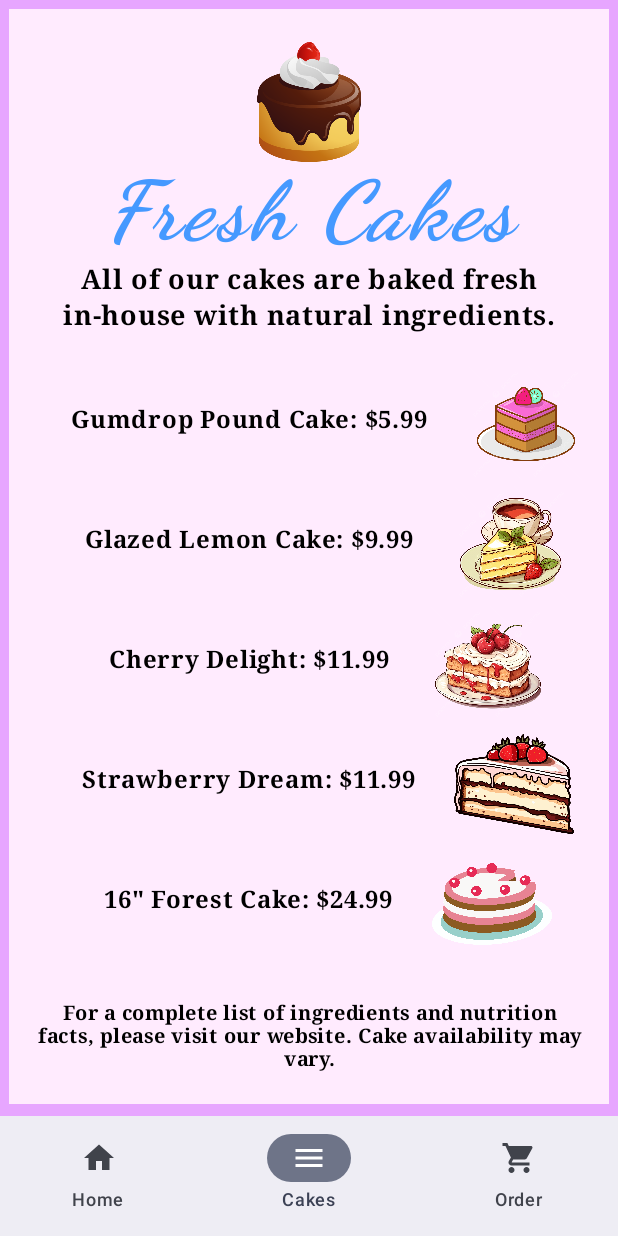
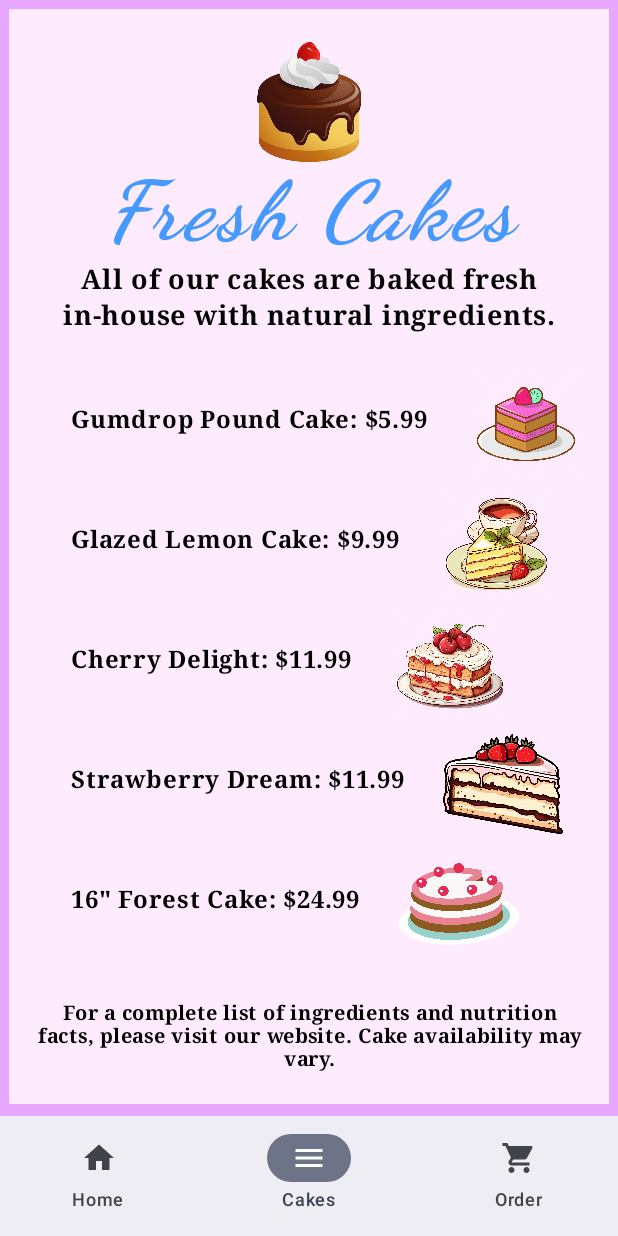
Before and after one commit to cookscamuel/Kotlin-Work, an Android app built with Jetpack Compose: the screen it shows after launch (MainActivity), item 2 of the bottom bar chosen, on a phone screen of 412 x 824 dp. Run offline under Robolectric (Android 15) with nearby library versions, the phone set to English and light mode, and no system bars.

Commit message:
Finished Cake App.

```diff
--- a/CakeApp/app/src/main/java/com/example/cakeapp/CakeAppNavigation.kt
+++ b/CakeApp/app/src/main/java/com/example/cakeapp/CakeAppNavigation.kt
@@ -19,6 +19,15 @@ import com.example.cakeapp.page.HomeScreen
 import com.example.cakeapp.page.MenuScreen
 import com.example.cakeapp.page.OrderScreen
 
+/*
+    Author: Samuel Cook
+    Date: October 18, 2024
+    Project: Cake Ordering App
+    Filename: CakeAppNavigation.kt
+    Purpose: File that handles navigating between pages.
+ */
+
+
 @Composable
 fun CakeAppNavigation(modifier: Modifier=Modifier) {
 
@@ -28,9 +37,17 @@ fun CakeAppNavigation(modifier: Modifier=Modifier) {
         NavItem(name = "Order", Icons.Default.ShoppingCart)
     )
     var selectedOption by remember { mutableIntStateOf(value = 0) }
+    // keep track of what the current selected option is. It will be
+    // used to represent what page the user is on in the nav bar
 
     Scaffold(
         modifier.fillMaxSize(),
+        // create a nav bar at the bottom of the screen, and
+        // make three options the user can select based on the
+        // list of nav items above.
+
+        // this will not navigate the user, but it will represent which
+        // option the user has most recently selected.
         bottomBar = {
             NavigationBar {
                 navItemList.forEachIndexed {index, navItem ->
@@ -49,16 +66,27 @@ fun CakeAppNavigation(modifier: Modifier=Modifier) {
         }
     )
     { innerPadding ->
-        DesignScreen(modifier = Modifier.padding(innerPadding), selectedOption)
+        SelectScreen(modifier = Modifier.padding(innerPadding), selectedOption)
+        // call the function to actually navigate the user.
     }
 }
 
 
+// This will redirect the user to a specific page based on which option they selected.
 @Composable
-fun DesignScreen(modifier: Modifier=Modifier,selectedOption:Int) {
+fun SelectScreen(modifier: Modifier=Modifier,selectedOption:Int) {
     when(selectedOption) {
         0->HomeScreen()
         1->MenuScreen()
-        2-> OrderScreen()
+        2->OrderScreen()
     }
 }
+
+/*
+    I chose a nav bar because I felt it is extremely common
+    in mobile apps today. It's also extremely easy to use,
+    especially with one finger or thumb. On top of this, I
+    really like the design and simplicity of a static bar at
+    the bottom that doesn't disappear. The user should have
+    a difficult time getting lost in this app.
+ */
--- a/CakeApp/app/src/main/java/com/example/cakeapp/MainActivity.kt
+++ b/CakeApp/app/src/main/java/com/example/cakeapp/MainActivity.kt
@@ -6,9 +6,7 @@ import androidx.activity.compose.setContent
 import androidx.compose.foundation.layout.fillMaxSize
 import androidx.compose.material3.MaterialTheme
 import androidx.compose.material3.Surface
-import androidx.compose.runtime.Composable
 import androidx.compose.ui.Modifier
-import androidx.compose.ui.tooling.preview.Preview
 import com.example.cakeapp.ui.theme.CakeAppTheme
 
 /*
@@ -29,6 +27,7 @@ class MainActivity : ComponentActivity() {
                     color = MaterialTheme.colorScheme.background
                 ) {
                     CakeAppNavigation()
+                    // This simply calls the rest of the project.
                 }
             }
         }
--- a/CakeApp/app/src/main/java/com/example/cakeapp/NavItem.kt
+++ b/CakeApp/app/src/main/java/com/example/cakeapp/NavItem.kt
@@ -12,6 +12,10 @@ import androidx.compose.ui.graphics.vector.ImageVector
              that will appear on the nav bar.
  */
 
+// This is a data class that makes pairs of names and icons.
+// Objects created from them are displayed as the clickable pieces
+// in the nav bar. For example, Home + (picture of house) would
+// be an object
 data class NavItem (
 
     val name : String,
--- a/CakeApp/app/src/main/java/com/example/cakeapp/page/AppScreens.kt
+++ b/CakeApp/app/src/main/java/com/example/cakeapp/page/AppScreens.kt
@@ -1,18 +1,14 @@
 package com.example.cakeapp.page
 
-import android.view.Menu
 import androidx.compose.foundation.Image
 import androidx.compose.foundation.background
 import androidx.compose.foundation.layout.*
 import androidx.compose.material3.Button
-import androidx.compose.material3.MaterialTheme
 import androidx.compose.material3.OutlinedTextField
 import androidx.compose.material3.Text
-import androidx.compose.material3.TextField
 import androidx.compose.ui.Modifier
 import androidx.compose.runtime.Composable
 import androidx.compose.runtime.getValue
-import androidx.compose.runtime.mutableIntStateOf
 import androidx.compose.runtime.mutableStateOf
 import androidx.compose.runtime.remember
 import androidx.compose.runtime.setValue
@@ -23,19 +19,58 @@ import androidx.compose.ui.text.font.FontFamily
 import androidx.compose.ui.text.font.FontStyle
 import androidx.compose.ui.text.font.FontWeight
 import androidx.compose.ui.text.style.TextAlign
-import androidx.compose.ui.tooling.preview.Preview
 import androidx.compose.ui.unit.dp
 import androidx.compose.ui.unit.sp
-import com.example.cakeapp.CakeAppNavigation
 import com.example.cakeapp.R
 
+/*
+    Author: Samuel Cook
+    Date: October 18, 2024
+    Project: Cake Ordering App
+    Filename: NavItem.kt
+    Purpose: File that holds composable functions for
+             displaying pages and page elements.
+ */
+
+// this is a hard-coded array of cake descriptions.
+// combined with the array beneath it, this can be
+// used to display cake image and description combinations.
+
+// I took this route rather than making a class to create cake objects
+// as I thought it would be simpler and more in-line with this project.
+val cakeDesc = arrayOf("Gumdrop Pound Cake: $5.99",
+                       "Glazed Lemon Cake: $9.99",
+                       "Cherry Delight: $11.99",
+                       "Strawberry Dream: $11.99",
+                       "16\" Forest Cake: $24.99",)
+
+// This is the array of matching cake images.
+val cakeImg = arrayOf(R.drawable.cake2,
+    R.drawable.cake3, R.drawable.cake7,
+    R.drawable.cake5, R.drawable.cake4)
+
+
+// This function can be used to display any cake in the collection
+// cakes by utilizing the global arrays.
 @Composable
-fun DisplayAllCakes() {
+fun DisplayAllCakes(counter: Int, rotations: Int) {
+    // counter is used to pinpoint the start position
+    // when displaying the cakes.
+    // rotations is used to determine the end position.
+    // You can use this function to display all cakes,
+    // or just one.
+
+    var increment = counter
+    // I had to do this because counter cannot change
+
+    Column {
+        while (increment < rotations) {
+
             Row {
 
                 Text(
 
-            text = "Gumdrop Pound Cake: $5.99",
+                    text = cakeDesc[increment],
                     color = Color.Black,
                     fontSize = 16.sp,
                     textAlign = TextAlign.Justify,
@@ -48,100 +83,28 @@ fun DisplayAllCakes() {
                 Image(
                     modifier = Modifier
                         .size(80.dp),
-            painter = painterResource(id = R.drawable.cake2),
+                    painter = painterResource(id = cakeImg[increment]),
                     contentDescription = "A small cake clip-art."
                 )
             }
-
-    Row {
-
-        Text(
-            text = "Glazed Lemon Cake: $9.99",
-            color = Color.Black,
-            fontSize = 16.sp,
-            textAlign = TextAlign.Justify,
-            fontWeight = FontWeight.ExtraBold,
-            fontFamily = FontFamily.Serif,
-            modifier = Modifier.padding(25.dp)
-
-        )
-
-        Image(
-            modifier = Modifier
-                .size(80.dp),
-            painter = painterResource(id = R.drawable.cake3),
-            contentDescription = "A small cake clip-art."
-        )
-    }
-
-    Row {
-
-        Text(
-            text = "Cherry Delight: $11.99",
-            color = Color.Black,
-            fontSize = 16.sp,
-            textAlign = TextAlign.Justify,
-            fontWeight = FontWeight.ExtraBold,
-            fontFamily = FontFamily.Serif,
-            modifier = Modifier.padding(25.dp)
-
-        )
-
-        Image(
-            modifier = Modifier
-                .size(80.dp),
-            painter = painterResource(id = R.drawable.cake7),
-            contentDescription = "A small cake clip-art."
-        )
-    }
-
-    Row {
-
-        Text(
-            text = "Strawberry Dream: $11.99",
-            color = Color.Black,
-            fontSize = 16.sp,
-            textAlign = TextAlign.Justify,
-            fontWeight = FontWeight.ExtraBold,
-            fontFamily = FontFamily.Serif,
-            modifier = Modifier.padding(25.dp)
-
-        )
-
-        Image(
-            modifier = Modifier
-                .size(80.dp),
-            painter = painterResource(id = R.drawable.cake5),
-            contentDescription = "A small cake clip-art."
-        )
-    }
-
-    Row {
-
-        Text(
-            text = "16\" Forest Cake: $24.99",
-            color = Color.Black,
-            fontSize = 16.sp,
-            textAlign = TextAlign.Justify,
-            fontWeight = FontWeight.ExtraBold,
-            fontFamily = FontFamily.Serif,
-            modifier = Modifier.padding(25.dp)
-
-        )
-
-        Image(
-            modifier = Modifier
-                .size(80.dp),
-            painter = painterResource(id = R.drawable.cake4),
-            contentDescription = "A small cake clip-art."
-        )
+            increment++
+            // it basically will just loop the number of times
+            // the user tells it to and will display a description
+            // and a picture in a row.
         }
     }
 
+}
+
+// This is used to display the home page.
 @Composable
 fun HomeScreen(modifier: Modifier = Modifier) {
 
-    Column (modifier = Modifier
+    // Two columns, one for the outer border color, and one
+    // for the main page background. They are also used to
+    // format the arrangement of the page elements.
+    // These columns are used in every composable.
+    Column (modifier
         .fillMaxSize()
         .background(Color(0xFFe7a6ff))){
         Column(
@@ -153,9 +116,10 @@ fun HomeScreen(modifier: Modifier = Modifier) {
             horizontalAlignment = Alignment.CenterHorizontally
         ) {
 
+            // Text displaying the title
             Text(
                 text = "Baking Me\nCrazy!",
-                modifier = Modifier.padding(8.dp),
+                Modifier.padding(8.dp),
                 fontSize = 55.sp,
                 color = Color(0xFF4599ff),
                 fontWeight = FontWeight.ExtraBold,
@@ -166,7 +130,7 @@ fun HomeScreen(modifier: Modifier = Modifier) {
 
             )
 
-
+            // Image displayed as kind of a logo/decoration
             Image(
                 modifier = Modifier
                     .fillMaxWidth()
@@ -174,6 +138,8 @@ fun HomeScreen(modifier: Modifier = Modifier) {
                 painter = painterResource(id = R.drawable.cake1),
                 contentDescription = "A small cake clip-art."
             )
+
+            //The rest of this function is just text for the home page.
 
             Text(
                 text = "We're so glad you're here!",
@@ -198,18 +164,17 @@ fun HomeScreen(modifier: Modifier = Modifier) {
                 fontWeight = FontWeight.ExtraBold,
                 fontFamily = FontFamily.Serif,
                 modifier = Modifier.padding(25.dp)
-
             )
 
         }
     }
 }
 
-//////////////////////////////////////// MENU SCREEN ////////////////////////////////////////
-
+// This function displays the menu screen.
 @Composable
 fun MenuScreen(modifier: Modifier = Modifier) {
-    Column (modifier = Modifier
+    // Once again, two columns for the background.
+    Column (modifier
         .fillMaxSize()
         .background(Color(0xFFe7a6ff))){
         Column(
@@ -221,6 +186,7 @@ fun MenuScreen(modifier: Modifier = Modifier) {
             horizontalAlignment = Alignment.CenterHorizontally
         ) {
 
+            // This image is just for decoration
             Image(
                 modifier = Modifier
                     .fillMaxWidth()
@@ -229,6 +195,7 @@ fun MenuScreen(modifier: Modifier = Modifier) {
                 contentDescription = "A small cake clip-art."
             )
 
+            // Title for the page
             Text(
                 text = "Fresh Cakes",
                 modifier = Modifier.padding(8.dp, 0.dp, 8.dp, 0.dp),
@@ -242,9 +209,9 @@ fun MenuScreen(modifier: Modifier = Modifier) {
 
             )
 
+            // Decorative text
             Text(
-                text = "All of our cakes are baked fresh in-house with natural ingr" +
-                        "edients.",
+                text = "All of our cakes are baked fresh in-house with natural ingredients.",
                 color = Color.Black,
                 fontSize = 18.sp,
                 textAlign = TextAlign.Center,
@@ -253,10 +220,16 @@ fun MenuScreen(modifier: Modifier = Modifier) {
                 modifier = Modifier.padding(18.dp, 0.dp, 18.dp, 0.dp)
             )
 
+            // simple spacer to add some space in between components
             Spacer(modifier = Modifier.height(20.dp))
 
-            DisplayAllCakes()
+            // this calls the function to display all available cakes,
+            // the values are integers. I used the cakeDesc.size
+            // to make sure I don't go too far and attempt to reach
+            // indexes that do not exist.
+            DisplayAllCakes(0, cakeDesc.size)
 
+            // Extra decorative text.
             Text(
                 text = "For a complete list of ingredients and nutrition facts, please visit our we" +
                         "bsite. Cake availability may vary.",
@@ -267,22 +240,23 @@ fun MenuScreen(modifier: Modifier = Modifier) {
                 fontFamily = FontFamily.Serif,
                 lineHeight = 15.sp,
                 modifier = Modifier.padding(16.dp, 25.dp, 16.dp, 0.dp)
+            )
 
-            )
         }
     }
 }
 
-///////////////////////////////////////// ORDER SCREEN ////////////////////////////////////////
-
-
+// Function that displays the ordering screen
 @Composable
 fun OrderScreen(modifier: Modifier = Modifier) {
 
+    // variables used to keep track of the quantity entered by the user,
+    // and also the quantity currently displayed on the screen.
     var quantity by remember { mutableStateOf("") }
     var displayQuantity by remember { mutableStateOf("") }
 
-    Column (modifier = Modifier
+    // background columns
+    Column (Modifier
         .fillMaxSize()
         .background(Color(0xFFe7a6ff))){
         Column(
@@ -290,12 +264,13 @@ fun OrderScreen(modifier: Modifier = Modifier) {
                 .fillMaxSize()
                 .padding(6.dp, 6.dp, 6.dp, 88.dp)
                 .background(Color(0xFFffebfe)),
-            verticalArrangement = Arrangement.Center,
             horizontalAlignment = Alignment.CenterHorizontally
         ) {
 
-            Row {
+            // A row to arrange the title of the page
+            Row(Modifier.padding(25.dp)) {
 
+                // decorative cake image
                 Image(
                     modifier = Modifier
                         .size(80.dp),
@@ -303,9 +278,10 @@ fun OrderScreen(modifier: Modifier = Modifier) {
                     contentDescription = "A small cake clip-art."
                 )
 
+                // Title for the page
                 Text(
                     text = "Order",
-                modifier = Modifier.padding(8.dp, 0.dp, 8.dp, 0.dp),
+                    Modifier.padding(8.dp, 0.dp, 8.dp, 0.dp),
                     fontSize = 55.sp,
                     color = Color(0xFF4599ff),
                     fontWeight = FontWeight.ExtraBold,
@@ -313,12 +289,12 @@ fun OrderScreen(modifier: Modifier = Modifier) {
                     fontStyle = FontStyle.Italic,
                     textAlign = TextAlign.Center,
                     letterSpacing = 3.sp
-
                 )
 
-
+                // The row places the cake next to the title
             }
 
+            // Subtitle text
             Text(
                 text = "Current Order:",
                 color = Color.Black,
@@ -329,30 +305,13 @@ fun OrderScreen(modifier: Modifier = Modifier) {
                 modifier = Modifier.padding(18.dp, 0.dp, 18.dp, 0.dp)
             )
 
-            Spacer(modifier = Modifier.height(20.dp))
+            // simple spacer for padding.
+            Spacer(modifier = Modifier.height(15.dp))
 
-            Row {
+            // DisplayAllCakes used to display a single cake/description combination.
+            DisplayAllCakes(1, 2)
 
-
-                    Text(
-                        text = "Glazed Lemon Cake\n$9.99 each",
-                        color = Color.Black,
-                        fontSize = 16.sp,
-                        textAlign = TextAlign.Justify,
-                        fontWeight = FontWeight.ExtraBold,
-                        fontFamily = FontFamily.Serif,
-                        modifier = Modifier.padding(18.dp)
-
-                    )
-
-                Image(
-                    modifier = Modifier
-                        .size(80.dp),
-                    painter = painterResource(id = R.drawable.cake3),
-                    contentDescription = "A small cake clip-art."
-                )
-            }
-
+            // prompt the user to enter a quantity
             Text(
                 text = "Please enter your desired quantity:",
                 color = Color.Black,
@@ -361,15 +320,14 @@ fun OrderScreen(modifier: Modifier = Modifier) {
                 fontWeight = FontWeight.ExtraBold,
                 fontFamily = FontFamily.Serif,
                 lineHeight = 15.sp,
-                modifier = Modifier.padding(16.dp, 25.dp, 16.dp, 0.dp)
-
+                modifier = Modifier.padding(16.dp, 10.dp, 16.dp, 10.dp)
             )
 
+            // textfield to allow for user input.
             OutlinedTextField(
                 value = quantity,
                 onValueChange = { quantity = it },
                 label = { Text("quantity",
-                    modifier = Modifier,
                     color = Color.Black,
                     fontFamily = FontFamily.Serif,
                     textAlign = TextAlign.Center) },
@@ -377,20 +335,20 @@ fun OrderScreen(modifier: Modifier = Modifier) {
                     .width(110.dp)
             )
 
-
+            // button to submit the desired quantity.
             Button(onClick = {
-            displayQuantity = CalculateTotal(quantity)
-
-
-
-
-            }, modifier = Modifier.padding(20.dp)) {
-
+                displayQuantity = calculateTotal(quantity)
+                // this function calculates an appropriate message
+                // for the user based on their input
+            },
+            Modifier.padding(20.dp)) {
                 Text(text = "Place Order")
-
             }
 
 
+            // this is used to display the results of
+            // the user clicking the button.
+            // by default, there is nothing displayed.
             Text(
                 text = displayQuantity,
                 color = Color.Black,
@@ -405,24 +363,23 @@ fun OrderScreen(modifier: Modifier = Modifier) {
     }
 }
 
-fun CalculateTotal(qty: String): String {
+// This is a small function just to calculate the output
+// message when the button is clicked.
+// I was going to place it somewhere else, but because it
+// is so small and minor, I decided to keep it here. If
+// this was a larger function, or if I had more of these,
+// I would have separated it from the composables in here.
+fun calculateTotal(qty: String): String {
 
-    if (qty.toIntOrNull() != null) {
+    // check if the user entered a non-integer value
+    return if (qty.toIntOrNull() != null) {
         val subtotal = (qty.toInt() * 9.99).toString()
-        return "SUBTOTAL: $$subtotal\nORDER SUCCESSFULLY PLACED"
+        "SUBTOTAL: $$subtotal\nORDER SUCCESSFULLY PLACED"
 
     } else {
-        return "ERROR: invalid quantity! (please enter an integer value)"
+        "ERROR: invalid quantity! (please enter an integer value)"
     }
+    // this is a simple if statement that just updates the displayed
+    // text every time the user clicks the button, depending on the
+    // quantity that was entered.
 }
-
-
-
-
-// DELETE THIS LATER
-@Preview
-@Composable
-fun PreviewScreens() {
-//    CakeAppNavigation()
-    OrderScreen()
-}
```
Lines whose indentation alone changed are shown as unchanged.
